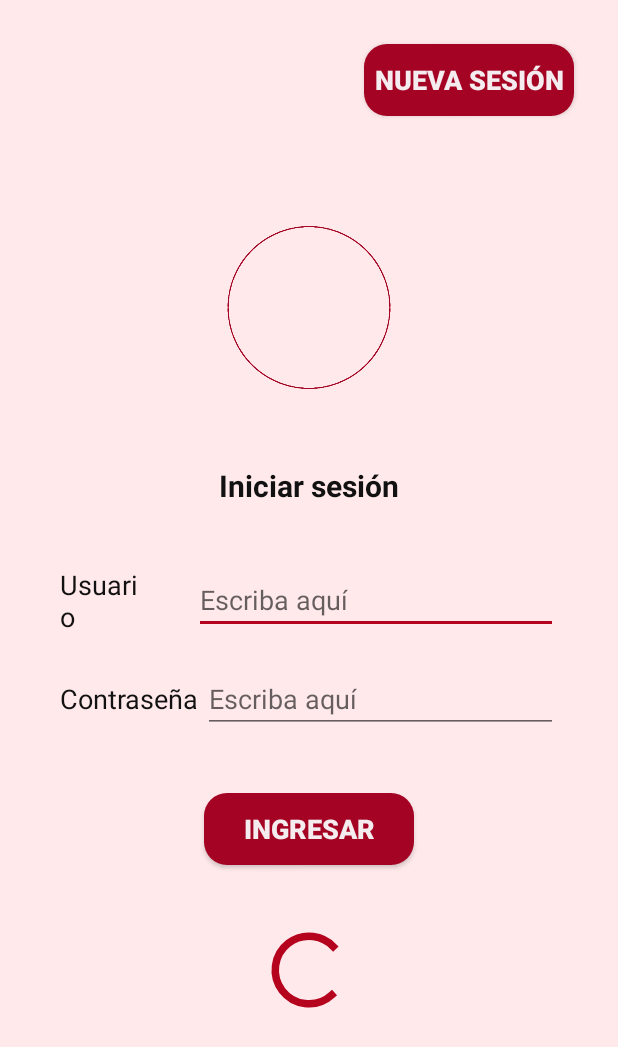
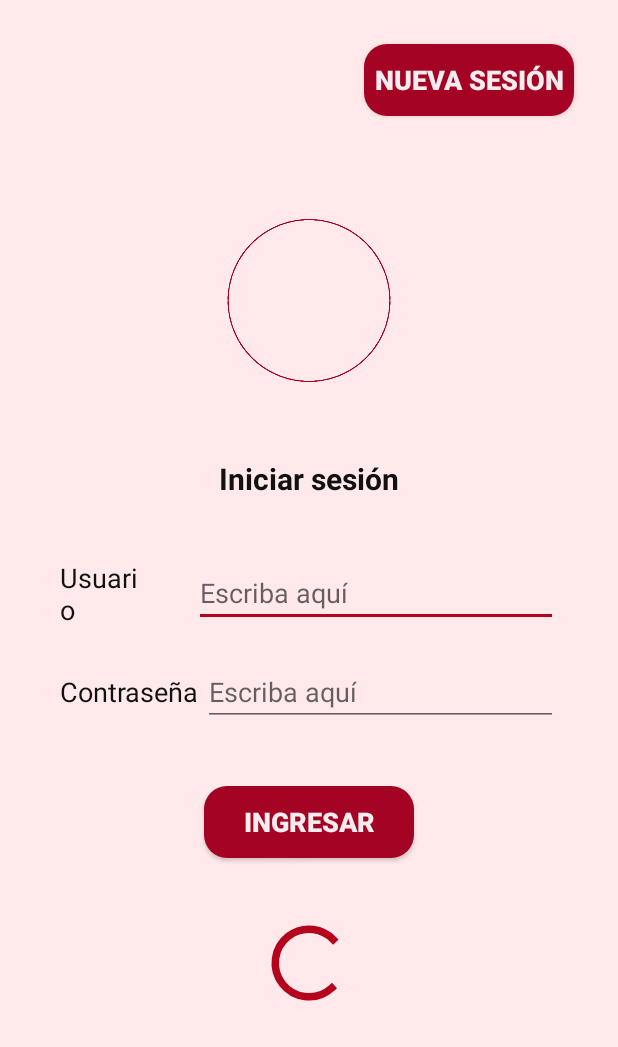
Before and after one commit to LuCisneros/Gupo-Hello-World---Programacion-3, an Android app: the layout activity_login.xml on its own in the app's theme, with its tools: preview values and no code run, on a phone screen of 412 x 824 dp. Shown: the top 1047 px of the screen. Run offline under Robolectric (Android 15) with nearby library versions, the phone set to English and light mode, and no system bars.

Commit message:
login activity

```diff
--- a/app/src/main/res/layout/activity_login.xml
+++ b/app/src/main/res/layout/activity_login.xml
@@ -26,7 +26,7 @@
     <LinearLayout
         android:layout_width="match_parent"
         android:layout_height="wrap_content"
-        android:layout_marginTop="110dp"
+        android:layout_marginTop="105dp"
         android:gravity="center"
         android:orientation="vertical"
 
```
